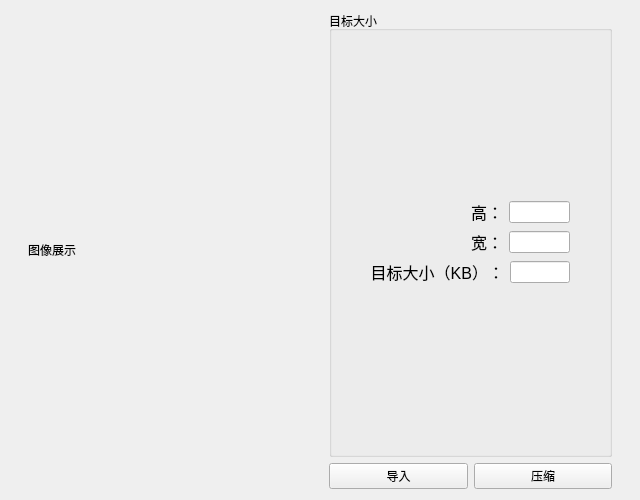
Before: the Qt Designer form image.ui in Gxstar/ImageZip, drawn with Qt 5.
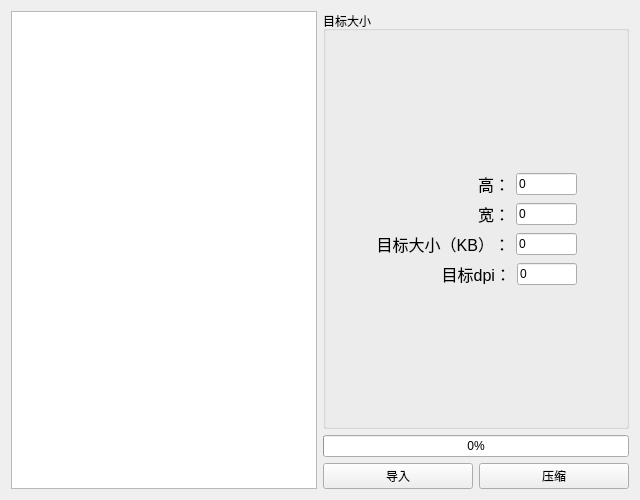
After: the same form once the commit is applied.

Diff of the .ui file:
```diff
--- a/image.ui
+++ b/image.ui
@@ -27,51 +27,51 @@
   </property>
   <layout class="QHBoxLayout" name="horizontalLayout_5">
    <item>
-    <spacer name="horizontalSpacer_5">
-     <property name="orientation">
-      <enum>Qt::Horizontal</enum>
-     </property>
-     <property name="sizeHint" stdset="0">
-      <size>
-       <width>40</width>
-       <height>20</height>
-      </size>
-     </property>
-    </spacer>
-   </item>
-   <item>
-    <widget class="QLabel" name="picture">
-     <property name="minimumSize">
-      <size>
-       <width>295</width>
-       <height>413</height>
-      </size>
-     </property>
-     <property name="maximumSize">
-      <size>
-       <width>295</width>
-       <height>413</height>
-      </size>
-     </property>
-     <property name="text">
-      <string>图像展示</string>
-     </property>
-     <property name="scaledContents">
-      <bool>true</bool>
-     </property>
-    </widget>
+    <widget class="QListWidget" name="imageList"/>
    </item>
    <item>
     <layout class="QVBoxLayout" name="verticalLayout_2">
      <item>
       <widget class="QGroupBox" name="groupBox">
+       <property name="minimumSize">
+        <size>
+         <width>158</width>
+         <height>0</height>
+        </size>
+       </property>
        <property name="title">
         <string>目标大小</string>
        </property>
-       <layout class="QVBoxLayout" name="verticalLayout">
+       <layout class="QHBoxLayout" name="horizontalLayout_7">
         <item>
-         <layout class="QGridLayout" name="gridLayout">
-          <item row="0" column="1">
+         <spacer name="horizontalSpacer_2">
+          <property name="orientation">
+           <enum>Qt::Horizontal</enum>
+          </property>
+          <property name="sizeHint" stdset="0">
+           <size>
+            <width>40</width>
+            <height>20</height>
+           </size>
+          </property>
+         </spacer>
+        </item>
+        <item>
+         <layout class="QVBoxLayout" name="verticalLayout">
+          <item>
+           <spacer name="verticalSpacer">
+            <property name="orientation">
+             <enum>Qt::Vertical</enum>
+            </property>
+            <property name="sizeHint" stdset="0">
+             <size>
+              <width>20</width>
+              <height>40</height>
+             </size>
+            </property>
+           </spacer>
+          </item>
+          <item>
            <layout class="QHBoxLayout" name="horizontalLayout_2">
             <item>
              <widget class="QLabel" name="label">
@@ -99,24 +99,14 @@
                 <height>16777215</height>
                </size>
               </property>
+              <property name="text">
+               <string>0</string>
+              </property>
              </widget>
             </item>
            </layout>
           </item>
-          <item row="1" column="0">
-           <spacer name="horizontalSpacer_3">
-            <property name="orientation">
-             <enum>Qt::Horizontal</enum>
-            </property>
-            <property name="sizeHint" stdset="0">
-             <size>
-              <width>40</width>
-              <height>20</height>
-             </size>
-            </property>
-           </spacer>
-          </item>
-          <item row="1" column="1">
+          <item>
            <layout class="QHBoxLayout" name="horizontalLayout_3">
             <item>
              <widget class="QLabel" name="label_2">
@@ -141,11 +131,14 @@
                 <height>16777215</height>
                </size>
               </property>
+              <property name="text">
+               <string>0</string>
+              </property>
              </widget>
             </item>
            </layout>
           </item>
-          <item row="2" column="1">
+          <item>
            <layout class="QHBoxLayout" name="horizontalLayout_4">
             <item>
              <widget class="QLabel" name="label_4">
@@ -176,28 +169,83 @@
                 <height>16777215</height>
                </size>
               </property>
+              <property name="text">
+               <string>0</string>
+              </property>
              </widget>
             </item>
            </layout>
           </item>
-          <item row="1" column="2">
-           <spacer name="horizontalSpacer_4">
+          <item>
+           <layout class="QHBoxLayout" name="horizontalLayout_6">
+            <item>
+             <widget class="QLabel" name="label_3">
+              <property name="font">
+               <font>
+                <pointsize>12</pointsize>
+               </font>
+              </property>
+              <property name="text">
+               <string>目标dpi：</string>
+              </property>
+              <property name="alignment">
+               <set>Qt::AlignRight|Qt::AlignTrailing|Qt::AlignVCenter</set>
+              </property>
+             </widget>
+            </item>
+            <item>
+             <widget class="QLineEdit" name="tdpi">
+              <property name="maximumSize">
+               <size>
+                <width>60</width>
+                <height>16777215</height>
+               </size>
+              </property>
+              <property name="text">
+               <string>0</string>
+              </property>
+             </widget>
+            </item>
+           </layout>
+          </item>
+          <item>
+           <spacer name="verticalSpacer_2">
             <property name="orientation">
-             <enum>Qt::Horizontal</enum>
+             <enum>Qt::Vertical</enum>
             </property>
             <property name="sizeHint" stdset="0">
              <size>
-              <width>40</width>
-              <height>20</height>
+              <width>20</width>
+              <height>40</height>
              </size>
             </property>
            </spacer>
           </item>
          </layout>
         </item>
+        <item>
+         <spacer name="horizontalSpacer">
+          <property name="orientation">
+           <enum>Qt::Horizontal</enum>
+          </property>
+          <property name="sizeHint" stdset="0">
+           <size>
+            <width>40</width>
+            <height>20</height>
+           </size>
+          </property>
+         </spacer>
+        </item>
        </layout>
       </widget>
      </item>
+     <item>
+      <widget class="QProgressBar" name="bar">
+       <property name="value">
+        <number>0</number>
+       </property>
+      </widget>
+     </item>
      <item>
       <layout class="QHBoxLayout" name="horizontalLayout">
        <item>
@@ -218,19 +266,6 @@
      </item>
     </layout>
    </item>
-   <item>
-    <spacer name="horizontalSpacer_6">
-     <property name="orientation">
-      <enum>Qt::Horizontal</enum>
-     </property>
-     <property name="sizeHint" stdset="0">
-      <size>
-       <width>40</width>
-       <height>20</height>
-      </size>
-     </property>
-    </spacer>
-   </item>
   </layout>
  </widget>
  <resources/>
```
